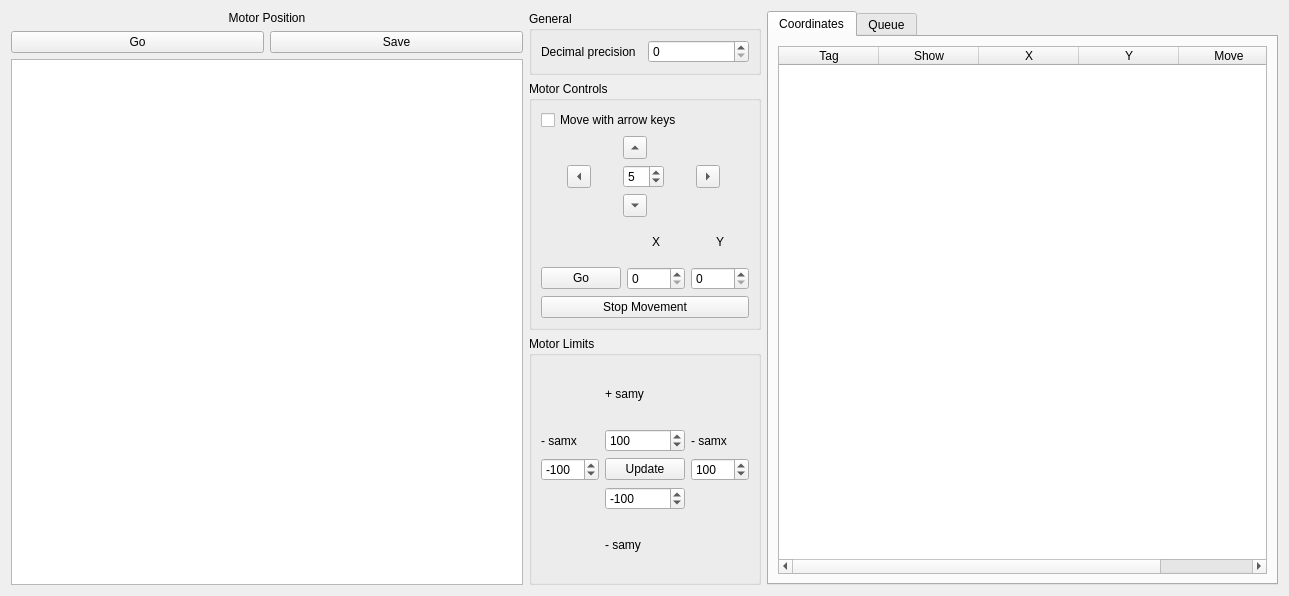
This is bec_widgets/examples/motor_movement/motor_controller.ui in bec-project/bec_widgets as Qt 5 draws it before an edit. The edited form follows.
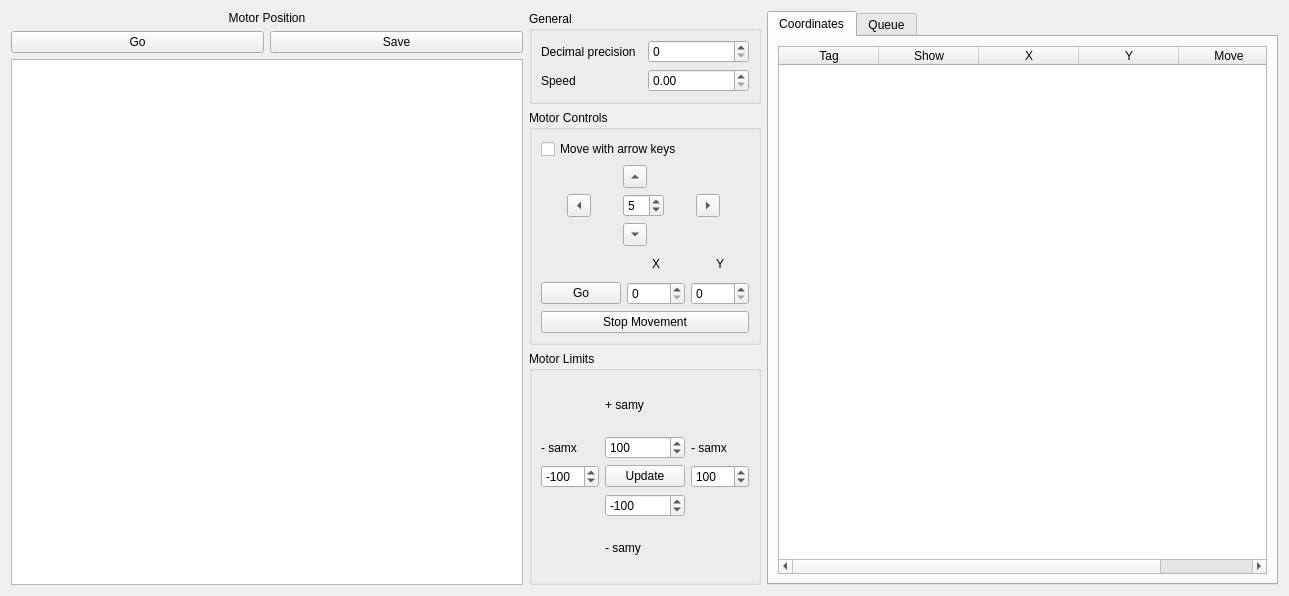
This is the edited form. Custom widgets are drawn as their Qt base class.

Commit message: refactor: motor movement as a QThread

```diff
--- a/bec_widgets/examples/motor_movement/motor_controller.ui
+++ b/bec_widgets/examples/motor_movement/motor_controller.ui
@@ -60,17 +60,27 @@
        <property name="title">
         <string>General</string>
        </property>
-       <layout class="QHBoxLayout" name="horizontalLayout_2">
-        <item>
+       <layout class="QGridLayout" name="gridLayout_4">
+        <item row="0" column="0">
          <widget class="QLabel" name="label_5">
           <property name="text">
            <string>Decimal precision</string>
           </property>
          </widget>
         </item>
-        <item>
+        <item row="0" column="1">
          <widget class="QSpinBox" name="spinBox"/>
         </item>
+        <item row="1" column="0">
+         <widget class="QLabel" name="label_8">
+          <property name="text">
+           <string>Speed</string>
+          </property>
+         </widget>
+        </item>
+        <item row="1" column="1">
+         <widget class="QDoubleSpinBox" name="doubleSpinBox_speed"/>
+        </item>
        </layout>
       </widget>
      </item>
```
The commit also changes 1 other file.
